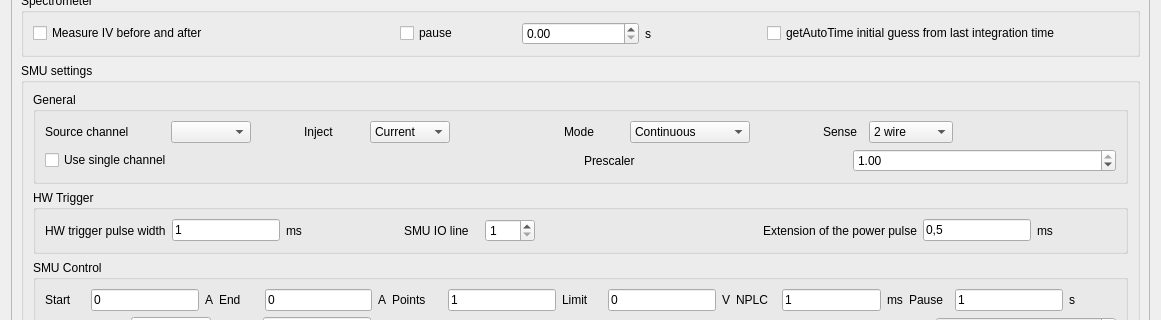
Qt form plugins/SpecSMU-1.2.0/specSMU_settingsWidget.ui (pyIVLS/pyIVLS) before a commit; both pictures show x 0 to 1161 and y 153 to 473 of the 1161 by 1022 pixel window.
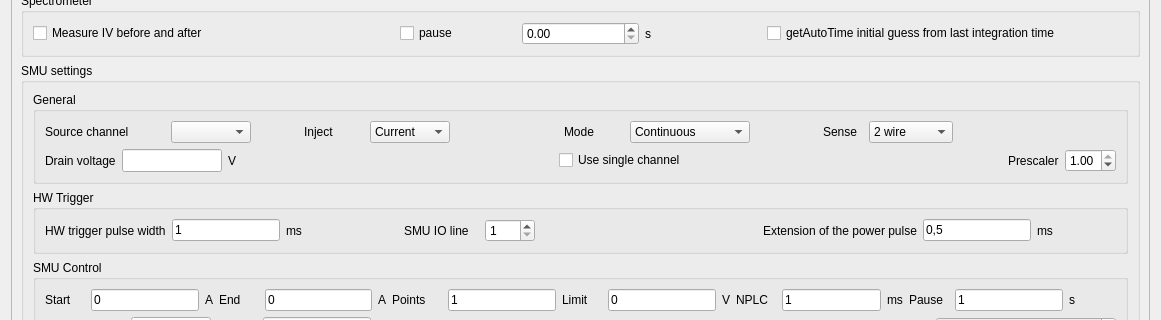
The same form after that commit.

Commit message: trying addition of drain

What changed in the file:
```diff
--- a/plugins/SpecSMU-1.2.0/specSMU_settingsWidget.ui
+++ b/plugins/SpecSMU-1.2.0/specSMU_settingsWidget.ui
@@ -460,6 +460,43 @@
              </item>
              <item>
               <layout class="QHBoxLayout" name="HBoxLayout_singleChannel">
+               <item>
+                <widget class="QLabel" name="label_6">
+                 <property name="text">
+                  <string>Drain voltage</string>
+                 </property>
+                </widget>
+               </item>
+               <item>
+                <widget class="QLineEdit" name="lineEdit_drainValue">
+                 <property name="maximumSize">
+                  <size>
+                   <width>100</width>
+                   <height>100</height>
+                  </size>
+                 </property>
+                </widget>
+               </item>
+               <item>
+                <widget class="QLabel" name="label_7">
+                 <property name="text">
+                  <string>V</string>
+                 </property>
+                </widget>
+               </item>
+               <item>
+                <spacer name="horizontalSpacer_8">
+                 <property name="orientation">
+                  <enum>Qt::Orientation::Horizontal</enum>
+                 </property>
+                 <property name="sizeHint" stdset="0">
+                  <size>
+                   <width>40</width>
+                   <height>20</height>
+                  </size>
+                 </property>
+                </spacer>
+               </item>
                <item>
                 <widget class="QCheckBox" name="checkBox_singleChannel">
                  <property name="text">
@@ -467,6 +504,19 @@
                  </property>
                 </widget>
                </item>
+               <item>
+                <spacer name="horizontalSpacer_9">
+                 <property name="orientation">
+                  <enum>Qt::Orientation::Horizontal</enum>
+                 </property>
+                 <property name="sizeHint" stdset="0">
+                  <size>
+                   <width>40</width>
+                   <height>20</height>
+                  </size>
+                 </property>
+                </spacer>
+               </item>
                <item>
                 <layout class="QHBoxLayout" name="horizontalLayout_7">
                  <item>
```
The commit also changes 3 other files.
